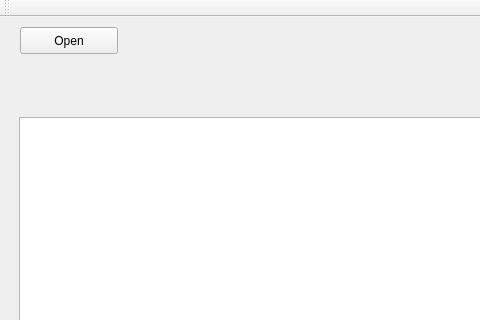
Old version of the form Converter/mainwindow.ui in the repository Msoloshich/Converter; both pictures show x 0 to 480 and y 0 to 320 of the 622 by 435 pixel window.
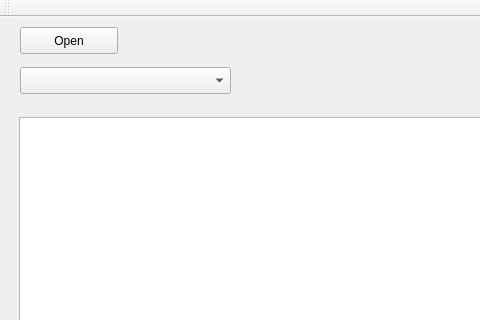
New version of the form.

```diff
--- a/Converter/mainwindow.ui
+++ b/Converter/mainwindow.ui
@@ -63,6 +63,16 @@
      </rect>
     </property>
    </widget>
+   <widget class="QComboBox" name="comboBox">
+    <property name="geometry">
+     <rect>
+      <x>20</x>
+      <y>50</y>
+      <width>211</width>
+      <height>27</height>
+     </rect>
+    </property>
+   </widget>
   </widget>
   <widget class="QMenuBar" name="menuBar">
    <property name="geometry">
```
